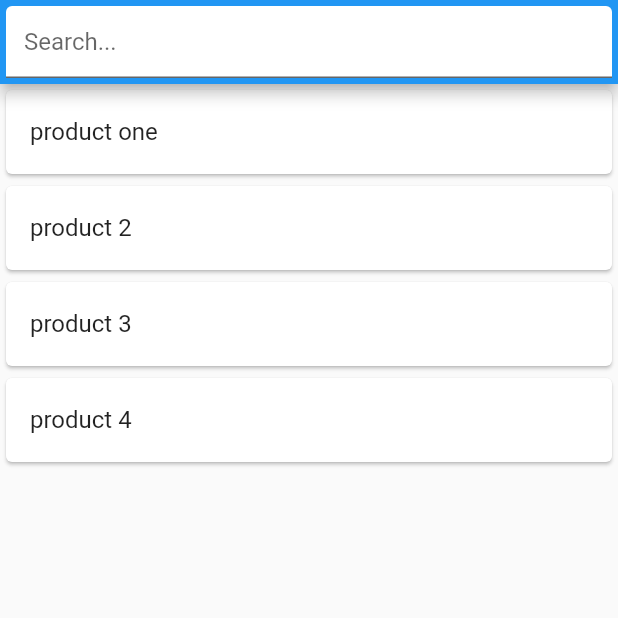
After one commit to jihanislam007/ict_appdevelopment_batch_1, a Flutter app: the Search screen opened directly, on a phone screen of 412 x 824 dp, the top half of it. The commit adds this screen. Run offline on Flutter 3.47's test engine with Material 2 defaults, Android fonts, the phone set to English and light mode, and no system bars; our stand-ins replace carousel_slider, flare_flutter, fluttertoast, google_fonts, image_picker, shared_preferences; missing offline and left inert: flutter_carousel_slider; accounts and stored records are empty; network calls fail; statements that could not run were skipped.

Commit message:
Class 50

```diff
--- /dev/null
+++ b/lib/ecommerce/search.dart
@@ -0,0 +1,135 @@
+import 'package:flutter/material.dart';
+
+class Search extends StatefulWidget {
+  const Search({Key? key}) : super(key: key);
+
+  @override
+  State<Search> createState() => _SearchState();
+}
+
+var row =[];
+List result = [];
+String query = '';
+
+TextEditingController serchTC = TextEditingController();
+
+class _SearchState extends State<Search> {
+
+  @override
+  void initState() {
+
+
+    row = [
+      {
+        'name': 'product one',
+        'price': 100,
+        'des': 'this is a best product ever '
+      },
+      {
+        'name': 'product 2',
+        'price': 200,
+        'des': 'this is a best product ever '
+      },
+      {
+        'name': 'product 3',
+        'price': 300,
+        'des': 'this is a best product ever '
+      },
+      {
+        'name': 'product 4',
+        'price': 400,
+        'des': 'this is a best product ever '
+      }
+    ];
+
+  }
+
+  @override
+  Widget build(BuildContext context) {
+    return Scaffold(
+      appBar: AppBar(
+        actions: [
+          Container(
+            height: 20,
+            width: MediaQuery.of(context).size.width,
+            child: Padding(
+              padding: const EdgeInsets.all(4.0),
+              child: TextField(
+                controller: serchTC,
+                decoration: InputDecoration(
+                  fillColor: Colors.white,
+                  filled: true,
+                    hintText: 'Search...'
+                ),
+                onChanged: (v){
+                  setState(() {
+                    query= v;
+                    setresult(query);
+                  });
+                },
+              ),
+            ),
+          )
+        ],
+      ),
+      body: Stack(
+        children: [
+          Column(
+            children: [
+
+              Container(
+                child: query.isEmpty
+                    ?
+                ListView.builder(
+                    shrinkWrap: true,
+                    itemCount: row.length,
+                    itemBuilder: (_,i){
+                      return Card(
+                        child: ListTile(
+                          title: Text(row[i]['name']),
+                          onTap: (){
+                            setState(() {
+                              serchTC.text = row[i]['name'];
+                              query = row[i]['name'];
+                              setresult(query);
+                            });
+                          },
+                        ),
+                      );
+                    })
+                    :
+                ListView.builder(
+                    shrinkWrap: true,
+                    itemCount: result.length,
+                    itemBuilder: (_,i){
+                      return Card(
+                        child: ListTile(
+                          title: Text(result[i]['name']),
+                          onTap: (){
+                            setState(() {
+                              serchTC.text = result[i]['name'];
+                              query = result[i]['name'];
+                              setresult(query);
+                            });
+                          },
+                        ),
+                      );
+                    }),
+              )
+
+            ],
+          )
+        ],
+      ),
+    );
+  }
+
+  void setresult(String query){
+
+    result = row.where((element) =>
+    element['name'].toString().toLowerCase().contains(query.toLowerCase()) ||
+        element['price'].toString().toLowerCase().contains(query.toLowerCase())).toList();
+
+
+  }
+}
--- a/lib/main.dart
+++ b/lib/main.dart
@@ -20,7 +20,8 @@ class MyApp extends StatelessWidget {
   Widget build(BuildContext context) {
     return MaterialApp(
       debugShowCheckedModeBanner: false,
-      home: JsonGetData()
+      home: Home()
+      // JsonGetData()
       //splash(),
     );
   }
--- a/lib/widget_custom/MainDrawer.dart
+++ b/lib/widget_custom/MainDrawer.dart
@@ -4,6 +4,7 @@ import 'package:ict_appdevelopment_batch_1/ecommerce/ListProduct.dart';
 import 'package:ict_appdevelopment_batch_1/ecommerce/counter.dart';
 import 'package:ict_appdevelopment_batch_1/ecommerce/multiple_choice.dart';
 import 'package:ict_appdevelopment_batch_1/ecommerce/productList.dart';
+import 'package:ict_appdevelopment_batch_1/ecommerce/search.dart';
 
 class MainDrawer extends StatelessWidget {
 
@@ -70,6 +71,13 @@ class MainDrawer extends StatelessWidget {
               Navigator.push(context, MaterialPageRoute(builder: (context)=> ChoiceRow()));
               Fluttertoast.showToast(msg: 'ChoiceRow',toastLength: Toast.LENGTH_LONG);
             },
+          ),ListTile(
+            title: Text('Search'),
+            leading: Icon(Icons.home),
+            onTap: (){
+              Navigator.push(context, MaterialPageRoute(builder: (context)=> Search()));
+              Fluttertoast.showToast(msg: 'Search',toastLength: Toast.LENGTH_LONG);
+            },
           )
         ],
       ),
--- a/pubspec.yaml
+++ b/pubspec.yaml
@@ -37,10 +37,16 @@ dependencies:
   image_picker: ^0.8.4+1
   flutter_carousel_slider: ^1.0.8
   http: ^0.13.4
+  flutter_launcher_icons: ^0.9.2
 
 dev_dependencies:
   flutter_test:
     sdk: flutter
+
+flutter_icons:
+  android: true
+  ios: true
+  image_path: "assets/app_logo.png"
 
 # For information on the generic Dart part of this file, see the
 # following page: https://dart.dev/tools/pub/pubspec
```
Also changed, not shown: lib/ecommerce/JsonGetdata.dart (+5 -4 lines), assets/app_logo.png (added), pubspec.lock, 26 other files.
